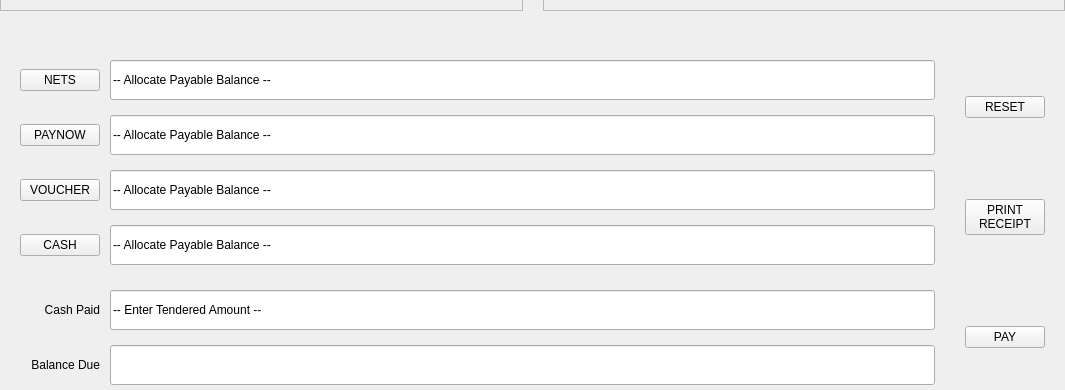
Above: Project/ui/payment_frame.ui from Selvam-T/POS before the change; both pictures show x 0 to 1065 and y 94 to 484 of the 1065 by 732 pixel window. Below: the same form after it.
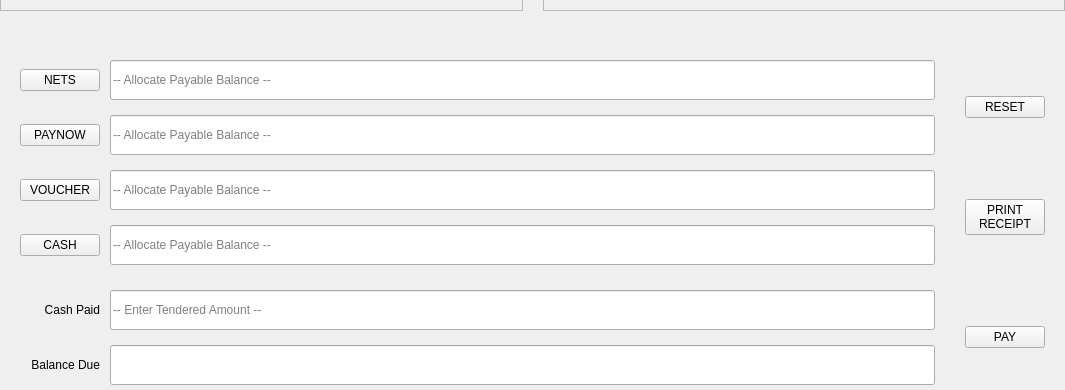
That is the form after the change.

Commit message: payment_panel pay gating and balance logic updated

The edit to the form file:
```diff
--- a/Project/ui/payment_frame.ui
+++ b/Project/ui/payment_frame.ui
@@ -287,6 +287,9 @@
         </size>
        </property>
        <property name="text">
+        <string/>
+       </property>
+       <property name="placeholderText">
         <string>-- Allocate Payable Balance --</string>
        </property>
       </widget>
@@ -321,6 +324,9 @@
         </size>
        </property>
        <property name="text">
+        <string/>
+       </property>
+       <property name="placeholderText">
         <string>-- Allocate Payable Balance --</string>
        </property>
       </widget>
@@ -360,6 +366,9 @@
         </size>
        </property>
        <property name="text">
+        <string/>
+       </property>
+       <property name="placeholderText">
         <string>-- Allocate Payable Balance --</string>
        </property>
       </widget>
@@ -373,6 +382,9 @@
         </size>
        </property>
        <property name="text">
+        <string/>
+       </property>
+       <property name="placeholderText">
         <string>-- Enter Tendered Amount --</string>
        </property>
       </widget>
@@ -421,6 +433,9 @@
         </size>
        </property>
        <property name="text">
+        <string/>
+       </property>
+       <property name="placeholderText">
         <string>-- Allocate Payable Balance --</string>
        </property>
       </widget>
```
The commit also changes 4 other files.
